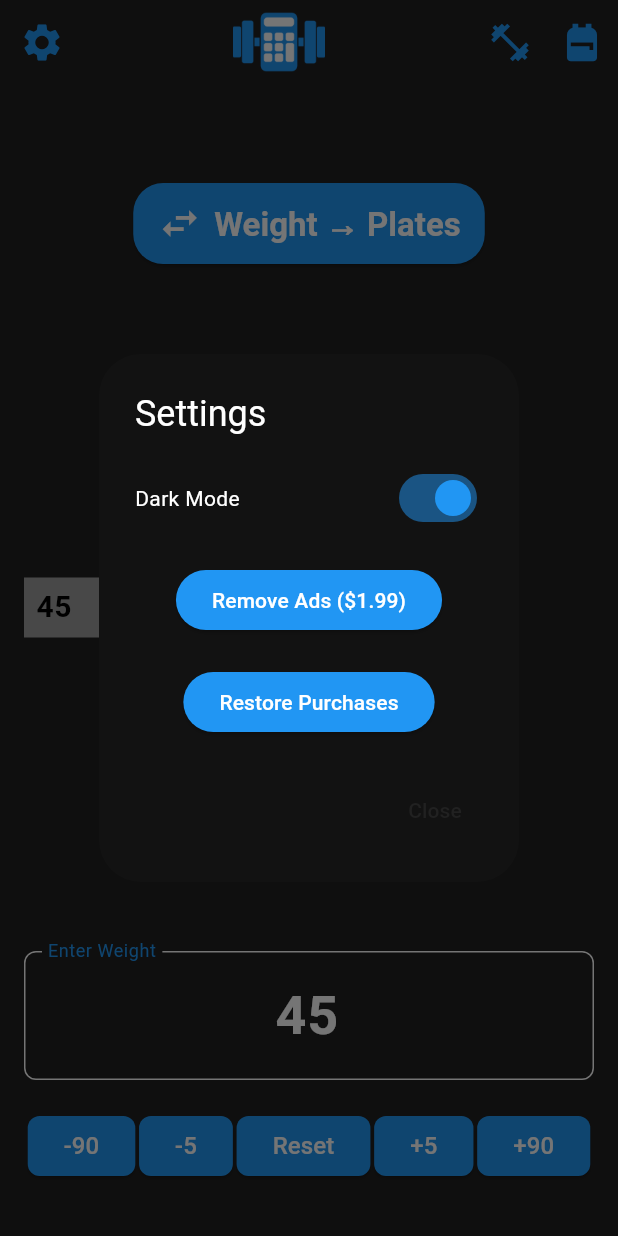
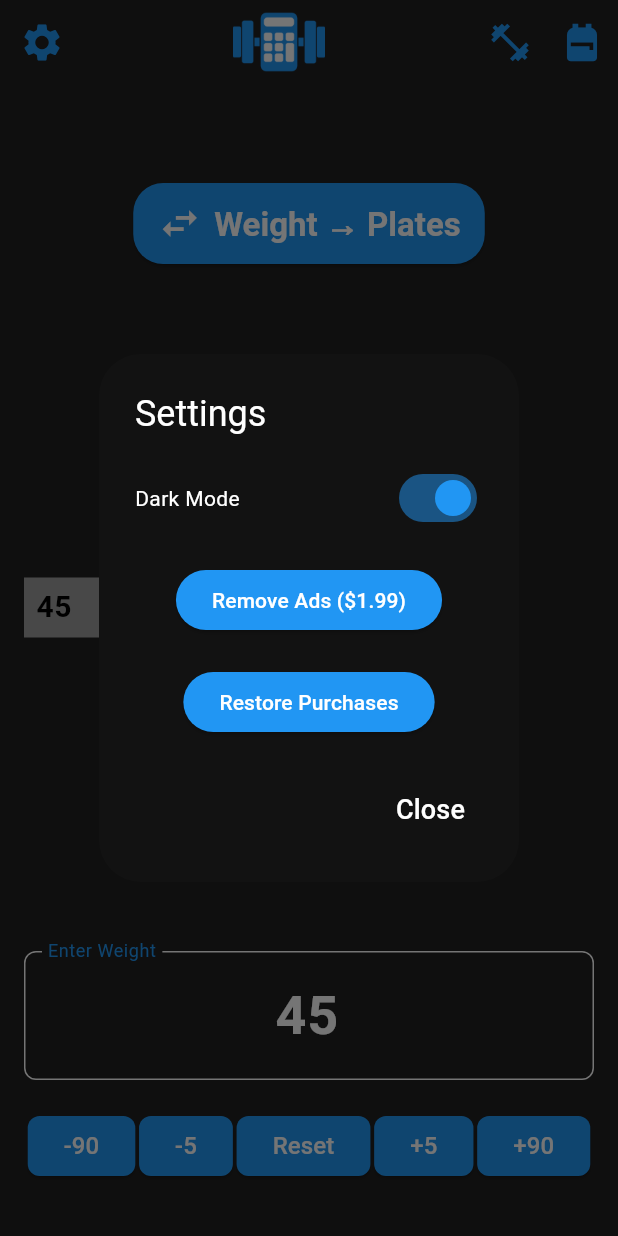
Before and after one commit to Baggins5066/barbellCalculator, a Flutter app: the screen it shows after launch, item 4 of the bottom bar chosen, after a tap on "Reset", after a tap on the "settings" icon, on a phone screen of 412 x 824 dp. Run offline on Flutter 3.47's test engine with Material 3 defaults, Android fonts, the phone set to English and light mode, and no system bars; drawn by our look-alikes of google_mobile_ads; our stand-ins replace in_app_purchase, shared_preferences; network calls fail.

Commit message:
Changed "close" button in settings

```diff
--- a/barbell_calculator/lib/main.dart
+++ b/barbell_calculator/lib/main.dart
@@ -653,7 +653,7 @@ class _BarbellCalculatorHomeState extends State<BarbellCalculatorHome> with Sing
                       actions: [
                         TextButton(
                           onPressed: () => Navigator.of(context).pop(),
-                          child: const Text('Close'),
+                          child: const Text('Close', style: TextStyle(fontSize: 18, color: Colors.white)),
                         ),
                       ],
                     );
```
